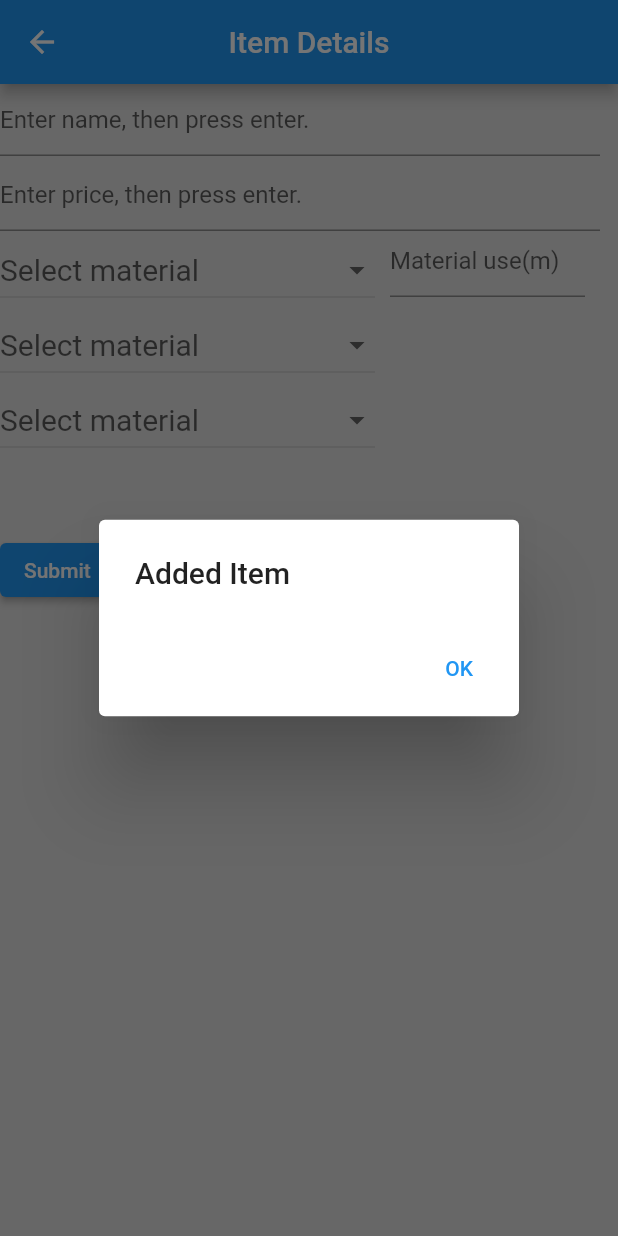
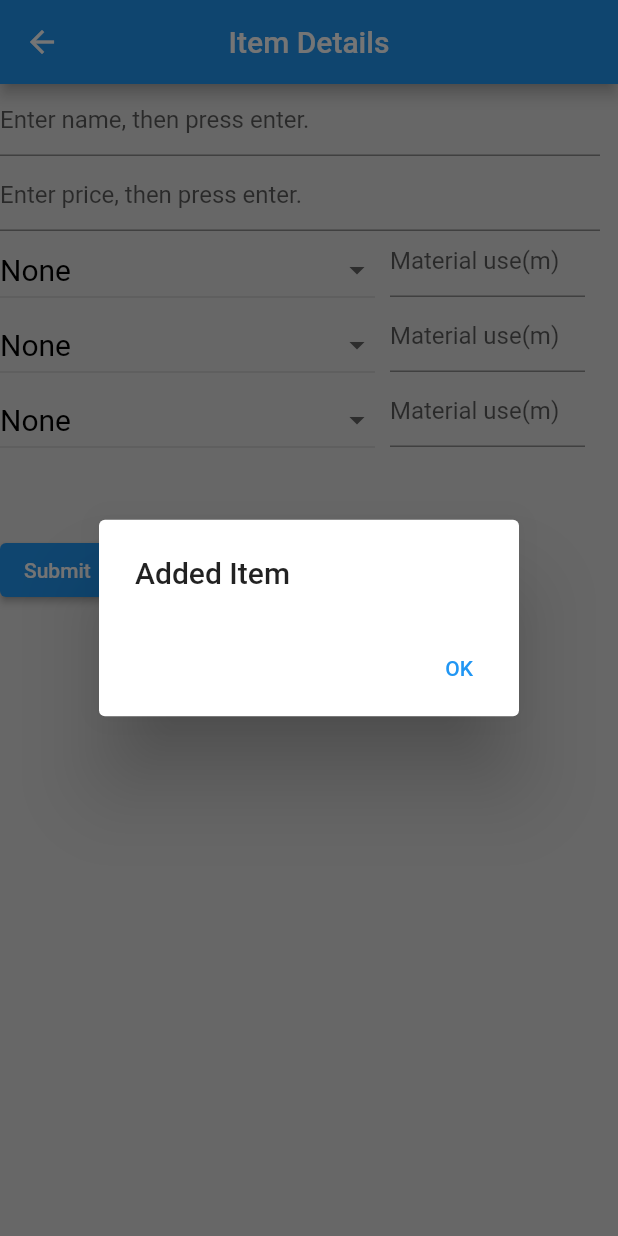
Before and after one commit to juanthedeveloper/Smart-Inventory, a Flutter app: the ItemForm screen opened directly, after a tap on "Submit", on a phone screen of 412 x 824 dp. Run offline on Flutter 3.47's test engine with Material 2 defaults, Android fonts, the light colour scheme and no system bars; our stand-ins replace sqflite; accounts and stored records are empty.

Commit message:
Modifed so that default value is zero to avoid "null"

```diff
--- a/lib/itemformscreen.dart
+++ b/lib/itemformscreen.dart
@@ -42,9 +42,12 @@ class ItemFormState extends State<ItemForm> {
   final myControllerm1Use = TextEditingController();
   final myControllerm2Use = TextEditingController();
   final myControllerm3Use = TextEditingController();
-  String? value1;
-  String? value2;
-  String? value3;
+  String value1 = "None";
+  String value2= "None";
+  String value3= "None";
+  double m1use=0;
+  double m2use=0;
+  double m3use=0;
 
   @override
   void dispose() {
@@ -119,7 +122,7 @@ class ItemFormState extends State<ItemForm> {
               }).toList(),
               onChanged: (value1) {
                 setState(() {
-                  this.value1 = value1;
+                  this.value1 = value1.toString();
                 });
               },
             ),
@@ -130,7 +133,9 @@ class ItemFormState extends State<ItemForm> {
             width: 130,
             child: TextField(
                 controller: myControllerm1Use,
-                decoration: InputDecoration(hintText: "Material use(m)")),
+                decoration: InputDecoration(hintText: "Material use(m)"),
+                onEditingComplete:(){ m1use=double.parse(myControllerm1Use.text);}
+                ),
           ),
           Positioned(
             top: 150,
@@ -155,6 +160,15 @@ class ItemFormState extends State<ItemForm> {
                     this.value2 = value2.toString();
                   });
                 }),
+          ),Positioned(
+            top: 144,
+            left: 260,
+            width: 130,
+            child: TextField(
+                controller: myControllerm2Use,
+                decoration: InputDecoration(hintText: "Material use(m)"),
+                onEditingComplete:(){ m2use=double.parse(myControllerm2Use.text);}
+                ),
           ),
           Positioned(
             top: 200,
@@ -182,6 +196,16 @@ class ItemFormState extends State<ItemForm> {
             ),
           ),
           Positioned(
+            top: 194,
+            left: 260,
+            width: 130,
+            child: TextField(
+                controller: myControllerm3Use,
+                decoration: InputDecoration(hintText: "Material use(m)"),
+                onEditingComplete:(){ m3use=double.parse(myControllerm3Use.text);}
+                ),
+          ),
+          Positioned(
             top: 300,
             child: ElevatedButton(
               child: Text("Submit"),
@@ -192,7 +216,9 @@ class ItemFormState extends State<ItemForm> {
                   material1: value1.toString(),
                   material2: value2.toString(),
                   material3: value3.toString(),
-                  m1Use: double.tryParse(myControllerm1Use.text),
+                  m1Use: m1use,
+                  m2Use: m2use,
+                  m3Use: m3use,
                 );
                 await insertItem(newItem);
                 displaySuccessDialog(context);
```
